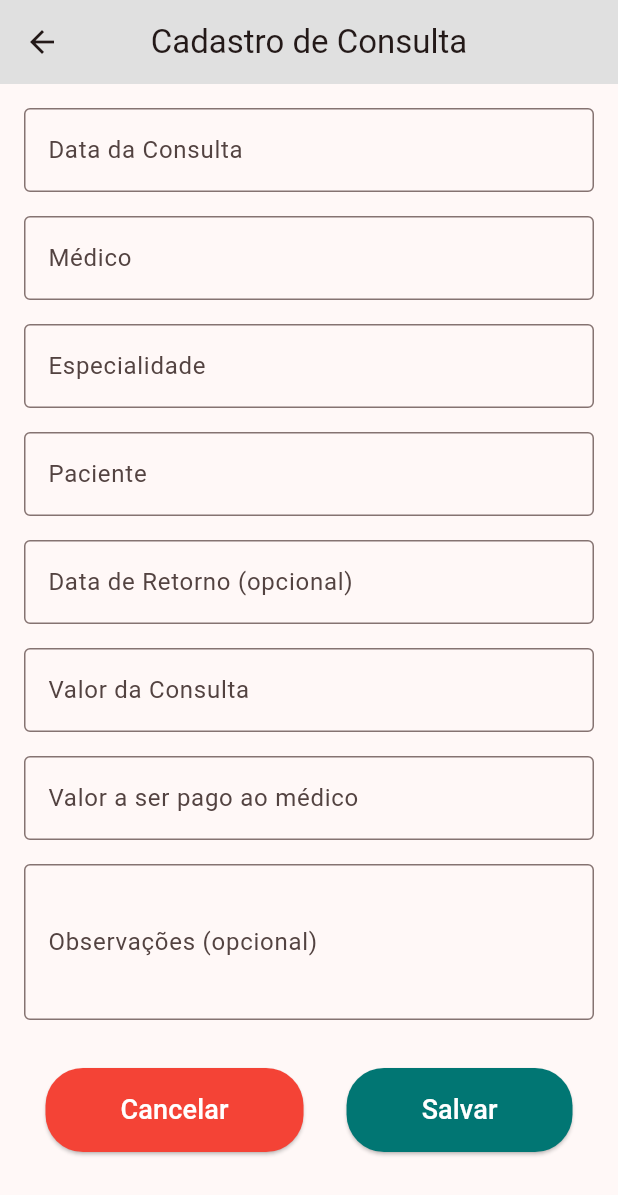
After one commit to GustavoLMarcelino/PlantaoFlex, a Flutter app: the CadastroConsultScreen screen opened by its route, on a phone screen of 412 x 824 dp. The commit adds this screen. Shown: the top 1195 px of the screen. Run offline on Flutter 3.47's test engine with Material 3 defaults, Android fonts, the phone set to English and light mode, and no system bars; our stand-ins replace firebase_auth, firebase_core; accounts and stored records are empty.

Commit message:
0.10.0
Front da tela de cadastro de nova consulta feito

```diff
--- a/lib/main.dart
+++ b/lib/main.dart
@@ -1,10 +1,11 @@
 import 'package:flutter/material.dart';
 import 'package:plantaoflex/screens/login_screen.dart' as login;
 import 'package:plantaoflex/screens/main_screen.dart';
-import 'package:plantaoflex/screens/registerCli_screen.dart' as register;
+import 'package:plantaoflex/screens/registerCli_screen.dart';
 import 'package:plantaoflex/screens/registerMed_screen.dart';
 import 'package:plantaoflex/screens/searchMed_screen.dart';
 import 'package:plantaoflex/screens/searchCli_screen.dart';
+import 'package:plantaoflex/screens/registerConsult_screen.dart';
 import 'package:firebase_core/firebase_core.dart';
 import 'firebase_options.dart';
 
@@ -31,13 +32,13 @@ class MyApp extends StatelessWidget {
       ),
       initialRoute: '/', // Define a rota inicial como o LoginScreen
       routes: {
-        '/': (context) => const login.LoginScreen(
-title: 'Login'), // Prefixo aplicado ao LoginScreen
+        '/': (context) => const login.LoginScreen(title: 'Login'), // Prefixo aplicado ao LoginScreen
         '/main': (context) => const MainScreen(), // Página principal
-        '/register-client': (context) => register.RegisterClientScreen(), // Prefixo aplicado ao RegisterClientScreen
+        '/register-client': (context) => const RegisterClientScreen(), // Registro de Cliente
         '/register-doctor': (context) => const RegisterDoctorScreen(), // Cadastro de médico
         '/search-doctor': (context) => const SearchMedScreen(), // Consultar Médico
         '/search-client': (context) => const SearchClientScreen(), // Consultar cliente
+        '/register-consult': (context) => const CadastroConsultScreen(), // cadastro de consulta
       },
     );
   }
--- a/lib/screens/main_screen.dart
+++ b/lib/screens/main_screen.dart
@@ -139,6 +139,10 @@ class MainScreen extends StatelessWidget {
               // Navegar para a tela de cadastro de cliente
               Navigator.pushNamed(context, '/register-doctor');
             }
+            if (text == 'Cadastrar nova Consulta') {
+              // Navegar para a tela de cadastro de cliente
+              Navigator.pushNamed(context, '/register-consult');
+            }
             if (text == 'Cadastrar novo Cliente') {
               // Navegar para a tela de cadastro de cliente
               Navigator.pushNamed(context, '/register-client');
--- /dev/null
+++ b/lib/screens/registerConsult_screen.dart
@@ -0,0 +1,131 @@
+import 'package:flutter/material.dart';
+
+class CadastroConsultScreen extends StatefulWidget {
+  const CadastroConsultScreen({Key? key}) : super(key: key);
+
+  @override
+  _CadastroConsultaScreenState createState() => _CadastroConsultaScreenState();
+}
+
+class _CadastroConsultaScreenState extends State<CadastroConsultScreen> {
+  final _formKey = GlobalKey<FormState>();
+
+  @override
+  Widget build(BuildContext context) {
+    return Scaffold(
+      appBar: AppBar(
+        title: const Text('Cadastro de Consulta'),
+        centerTitle: true,
+        backgroundColor: Colors.grey[300],
+        automaticallyImplyLeading: true,
+      ),
+      body: Padding(
+        padding: const EdgeInsets.all(16.0),
+        child: Form(
+          key: _formKey,
+          child: ListView(
+            children: [
+              // Data da Consulta
+              _buildTextField('Data da Consulta', hintText: 'DD/MM/AAAA'),
+              const SizedBox(height: 16.0),
+
+              // Médico
+              _buildTextField('Médico'),
+              const SizedBox(height: 16.0),
+
+              // Especialidade
+              _buildTextField('Especialidade'),
+              const SizedBox(height: 16.0),
+
+              // Paciente
+              _buildTextField('Paciente'),
+              const SizedBox(height: 16.0),
+
+              // Data de Retorno (opcional)
+              _buildTextField('Data de Retorno (opcional)', hintText: 'DD/MM/AAAA'),
+              const SizedBox(height: 16.0),
+
+              // Valor da Consulta
+              _buildTextField('Valor da Consulta', prefixText: 'R\$'),
+              const SizedBox(height: 16.0),
+
+              // Valor a ser pago ao médico
+              _buildTextField('Valor a ser pago ao médico', prefixText: 'R\$'),
+              const SizedBox(height: 16.0),
+
+              // Observações (opcional)
+              _buildTextField('Observações (opcional)', maxLines: 3),
+              const SizedBox(height: 32.0),
+
+              // Botões Cancelar e Salvar
+              Row(
+                mainAxisAlignment: MainAxisAlignment.spaceAround,
+                children: [
+                  ElevatedButton(
+                    style: ElevatedButton.styleFrom(
+                      padding: const EdgeInsets.symmetric(horizontal: 50, vertical: 15),
+                      backgroundColor: Colors.red,
+                      shape: RoundedRectangleBorder(
+                        borderRadius: BorderRadius.circular(25),
+                      ),
+                    ),
+                    onPressed: () {
+                      Navigator.pop(context);
+                    },
+                    child: const Text(
+                      'Cancelar',
+                      style: TextStyle(
+                        color: Colors.white,
+                        fontSize: 18,
+                      ),
+                    ),
+                  ),
+                  ElevatedButton(
+                    style: ElevatedButton.styleFrom(
+                      padding: const EdgeInsets.symmetric(horizontal: 50, vertical: 15),
+                      backgroundColor: const Color.fromARGB(255, 1, 118, 115),
+                      shape: RoundedRectangleBorder(
+                        borderRadius: BorderRadius.circular(25),
+                      ),
+                    ),
+                    onPressed: () {
+                      if (_formKey.currentState!.validate()) {
+                        // Ação de salvar
+                      }
+                    },
+                    child: const Text(
+                      'Salvar',
+                      style: TextStyle(
+                        color: Colors.white,
+                        fontSize: 18,
+                      ),
+                    ),
+                  ),
+                ],
+              ),
+            ],
+          ),
+        ),
+      ),
+    );
+  }
+
+  // Função para criar TextFields personalizados
+  Widget _buildTextField(String labelText, {String? hintText, String? prefixText, int maxLines = 1}) {
+    return TextFormField(
+      maxLines: maxLines,
+      decoration: InputDecoration(
+        labelText: labelText,
+        hintText: hintText,
+        prefixText: prefixText,
+        border: const OutlineInputBorder(),
+      ),
+      validator: (value) {
+        if (value == null || value.isEmpty) {
+          return 'Por favor, preencha o campo $labelText';
+        }
+        return null;
+      },
+    );
+  }
+}
```
